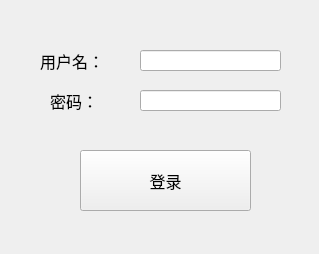
Qt form login.ui (ylxy123/HappyChat) before a commit.
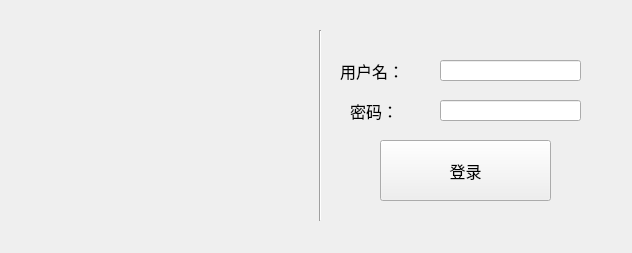
The same form after that commit. Icons and pictures are not drawn.

The edit to the form file:
```diff
--- a/login.ui
+++ b/login.ui
@@ -2,26 +2,41 @@
 <ui version="4.0">
  <class>login</class>
  <widget class="QWidget" name="login">
+  <property name="enabled">
+   <bool>true</bool>
+  </property>
   <property name="geometry">
    <rect>
     <x>0</x>
     <y>0</y>
-    <width>319</width>
-    <height>254</height>
+    <width>632</width>
+    <height>253</height>
    </rect>
   </property>
+  <property name="minimumSize">
+   <size>
+    <width>609</width>
+    <height>233</height>
+   </size>
+  </property>
   <property name="windowTitle">
    <string>UserLogin</string>
   </property>
   <property name="windowIcon">
-   <iconset>
-    <normaloff>用户 .png</normaloff>用户 .png</iconset>
+   <iconset resource="icon_rc.qrc">
+    <normaloff>:/TitleIcon/rc/用户 .png</normaloff>:/TitleIcon/rc/用户 .png</iconset>
+  </property>
+  <property name="autoFillBackground">
+   <bool>false</bool>
+  </property>
+  <property name="styleSheet">
+   <string notr="true"/>
   </property>
   <widget class="QLabel" name="label">
    <property name="geometry">
     <rect>
-     <x>40</x>
-     <y>50</y>
+     <x>340</x>
+     <y>60</y>
      <width>81</width>
      <height>21</height>
     </rect>
@@ -39,8 +54,8 @@
   <widget class="QLineEdit" name="username_lineEdit">
    <property name="geometry">
     <rect>
-     <x>140</x>
-     <y>50</y>
+     <x>440</x>
+     <y>60</y>
      <width>141</width>
      <height>21</height>
     </rect>
@@ -49,8 +64,8 @@
   <widget class="QPushButton" name="btn_login">
    <property name="geometry">
     <rect>
-     <x>80</x>
-     <y>150</y>
+     <x>380</x>
+     <y>140</y>
      <width>171</width>
      <height>61</height>
     </rect>
@@ -68,8 +83,8 @@
   <widget class="QLabel" name="label_2">
    <property name="geometry">
     <rect>
-     <x>50</x>
-     <y>90</y>
+     <x>350</x>
+     <y>100</y>
      <width>72</width>
      <height>21</height>
     </rect>
@@ -87,13 +102,45 @@
   <widget class="QLineEdit" name="password_lineEdit">
    <property name="geometry">
     <rect>
-     <x>140</x>
-     <y>90</y>
+     <x>440</x>
+     <y>100</y>
      <width>141</width>
      <height>21</height>
     </rect>
    </property>
   </widget>
+  <widget class="Line" name="line">
+   <property name="geometry">
+    <rect>
+     <x>300</x>
+     <y>30</y>
+     <width>41</width>
+     <height>191</height>
+    </rect>
+   </property>
+   <property name="orientation">
+    <enum>Qt::Vertical</enum>
+   </property>
+  </widget>
+  <widget class="QLabel" name="pic_label">
+   <property name="geometry">
+    <rect>
+     <x>20</x>
+     <y>20</y>
+     <width>271</width>
+     <height>211</height>
+    </rect>
+   </property>
+   <property name="autoFillBackground">
+    <bool>false</bool>
+   </property>
+   <property name="styleSheet">
+    <string notr="true">image: url(:/TitleIcon/rc/happytalk.jpg);</string>
+   </property>
+   <property name="text">
+    <string/>
+   </property>
+  </widget>
  </widget>
  <tabstops>
   <tabstop>username_lineEdit</tabstop>
```
